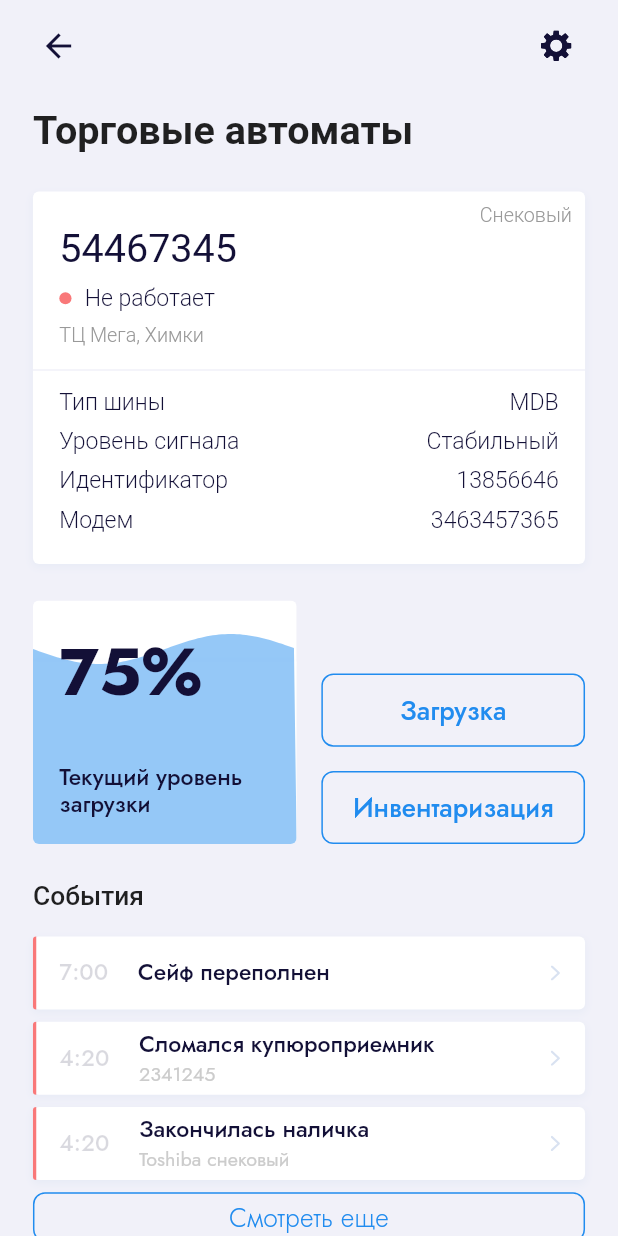
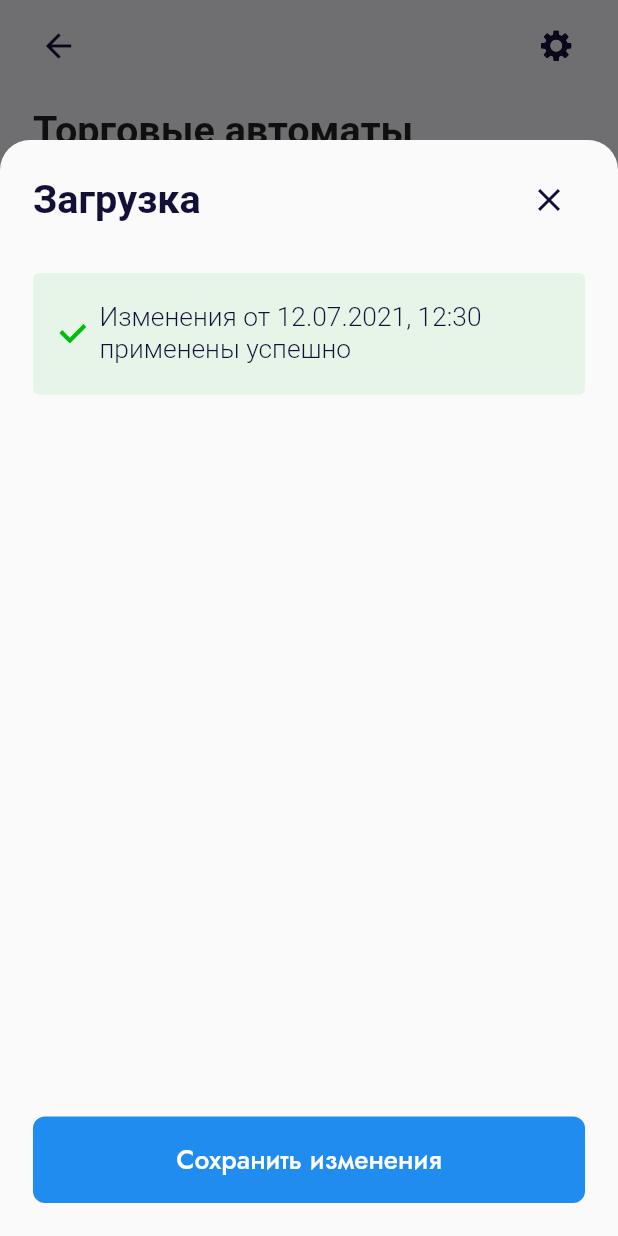
Before and after one commit to DaryaRyz/atm_test, a Flutter app: the screen it shows after launch, after a tap on an icon or button, on a phone screen of 412 x 824 dp. Run offline on Flutter 3.47's test engine with Material 2 defaults, Android fonts, the phone set to English and light mode, and no system bars; drawn by our look-alikes of wave; our stand-ins replace flutter_bloc, flutter_screenutil, flutter_svg, logger.

Commit message:
Created BottomSheetBody and notification widget

```diff
--- a/lib/presentation/screens/atm_inside_screen/atm_inside_screen.dart
+++ b/lib/presentation/screens/atm_inside_screen/atm_inside_screen.dart
@@ -1,12 +1,14 @@
 import 'package:atm_test/data/repository/atm_repository.dart';
 import 'package:atm_test/domain/bloc/atmBloc.dart';
 import 'package:atm_test/domain/models/atm_model.dart';
+import 'package:atm_test/presentation/screens/atm_inside_screen/bottom_sheet_widget/bottom_sheet_body.dart';
 import 'package:atm_test/presentation/screens/atm_inside_screen/events_widget/events_widget.dart';
 import 'package:atm_test/presentation/screens/atm_inside_screen/finance_widget/finance_widget.dart';
 import 'package:atm_test/presentation/screens/atm_inside_screen/loading_widget/loading_widget.dart';
 import 'package:atm_test/presentation/screens/atm_inside_screen/main_info_widget/main_info_widget.dart';
 import 'package:atm_test/presentation/styles/color_styles.dart';
 import 'package:atm_test/presentation/widgets/custom_app_bar.dart';
+import 'package:atm_test/presentation/widgets/custom_bottom_sheet.dart';
 import 'package:atm_test/presentation/widgets/custom_error_body.dart';
 import 'package:atm_test/presentation/widgets/custom_loading_body.dart';
 import 'package:flutter/material.dart';
@@ -40,7 +42,13 @@ class _AtmInsideScreenState extends State<AtmInsideScreen> {
         ),
         icon: 'assets/icons/settings_icon.svg',
         color: ColorStyles.tmnDarkBlue,
-        onTap: () {},
+        onTap: () {
+          CustomBottomSheet.dialog(
+            context: context,
+            title: 'Загрузка',
+            body: const BottomSheetBody(),
+          );
+        },
       ),
       backgroundColor: ColorStyles.tmnUltralightBlue,
       body: BlocBuilder(
--- /dev/null
+++ b/lib/presentation/screens/atm_inside_screen/bottom_sheet_widget/bottom_sheet_body.dart
@@ -0,0 +1,46 @@
+import 'package:atm_test/presentation/screens/atm_inside_screen/bottom_sheet_widget/widgets/custom_notification.dart';
+import 'package:atm_test/presentation/styles/color_styles.dart';
+import 'package:atm_test/presentation/styles/strings.dart';
+import 'package:atm_test/presentation/widgets/custom_button.dart';
+import 'package:flutter/material.dart';
+import 'package:flutter_screenutil/flutter_screenutil.dart';
+
+class BottomSheetBody extends StatefulWidget {
+  const BottomSheetBody({Key? key}) : super(key: key);
+
+  @override
+  State<BottomSheetBody> createState() => _BottomSheetBodyState();
+}
+
+class _BottomSheetBodyState extends State<BottomSheetBody> {
+
+  @override
+  Widget build(BuildContext context) {
+    return SizedBox(
+      height: 635.h,
+      child: Stack(
+        children: [
+          SingleChildScrollView(
+            physics: const BouncingScrollPhysics(),
+            child: Column(
+              children: const [
+                CustomNotification(),
+              ],
+            ),
+          ),
+          Align(
+            alignment: Alignment.bottomCenter,
+            child: CustomButton(
+              width: double.maxFinite,
+              height: 56.h,
+              backgroundColor: ColorStyles.tmnBlue,
+              onTap: () {},
+              text: Strings.saveChanges,
+              textColor: ColorStyles.tmnWhite,
+            ),
+          ),
+        ],
+      ),
+    );
+  }
+}
--- /dev/null
+++ b/lib/presentation/screens/atm_inside_screen/bottom_sheet_widget/widgets/custom_notification.dart
@@ -0,0 +1,39 @@
+import 'package:atm_test/presentation/styles/color_styles.dart';
+import 'package:atm_test/presentation/styles/strings.dart';
+import 'package:flutter/material.dart';
+import 'package:flutter_screenutil/flutter_screenutil.dart';
+import 'package:flutter_svg/flutter_svg.dart';
+
+class CustomNotification extends StatelessWidget {
+  const CustomNotification({Key? key}) : super(key: key);
+
+  @override
+  Widget build(BuildContext context) {
+    return Container(
+      width: double.maxFinite,
+      height: 80.h,
+      margin: EdgeInsets.symmetric(vertical: 24.h),
+      decoration: BoxDecoration(
+        color: ColorStyles.tmnGreen.withOpacity(0.08),
+        borderRadius: BorderRadius.circular(4),
+      ),
+      child: Row(
+        children: [
+          Padding(
+            padding: EdgeInsets.only(left: 16.w, right: 8.w),
+            child: SvgPicture.asset('assets/icons/check_icon.svg'),
+          ),
+          Text(
+            Strings.notificationText,
+            style: TextStyle(
+              color: ColorStyles.tmnDarkBlue,
+              fontFamily: 'Roboto',
+              fontSize: 16.sp,
+              fontWeight: FontWeight.w300,
+            ),
+          ),
+        ],
+      ),
+    );
+  }
+}
--- a/lib/presentation/styles/strings.dart
+++ b/lib/presentation/styles/strings.dart
@@ -24,7 +24,6 @@ abstract class Strings {
   static const atmFinanceCashBack = 'Сдача';
 
   ///bottom sheet
-  static const notificationText = 'Изменения от 12.07.2021, 12:30 применены успешно';
   static const decimalPosition = 'Decimal position';
   static const leftInputHintText = 'Cash';
   static const rightInputHintText = 'Cashless';
@@ -40,4 +39,5 @@ abstract class Strings {
   static const price = 'Цена';
   static const addLine = 'Добавить строку';
   static const saveChanges = 'Сохранить изменения';
+  static const notificationText = 'Изменения от 12.07.2021, 12:30\nприменены успешно';
 }
```
